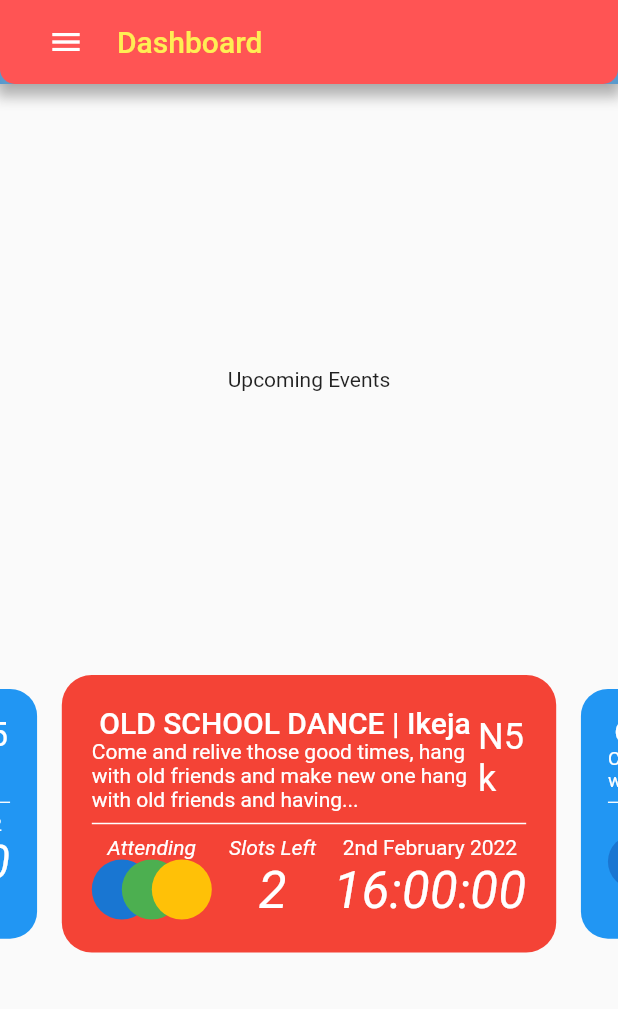
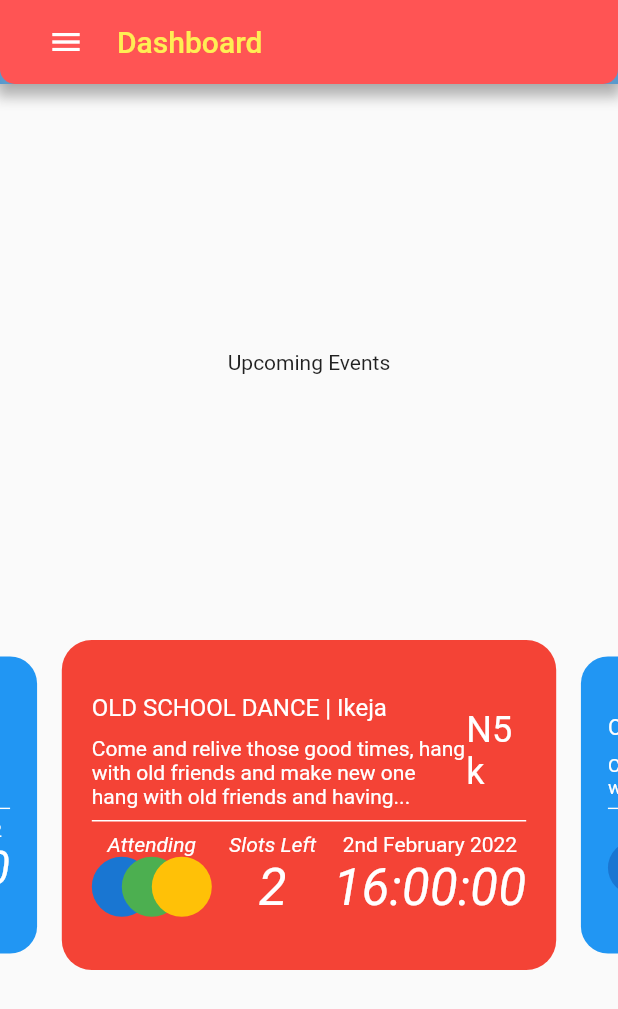
Before and after one commit to EniRox001/birddie, a Flutter app: the screen it shows after launch, on a phone screen of 412 x 824 dp. Shown: the top 1009 px of the screen. Run offline on Flutter 3.47's test engine with Material 2 defaults, Android fonts, the phone set to English and light mode, and no system bars; drawn by our look-alikes of card_swiper; our stand-ins replace google_fonts, intl_phone_field.

Commit message:
updated card widget

```diff
--- a/lib/screens/dashboard.dart
+++ b/lib/screens/dashboard.dart
@@ -32,7 +32,7 @@ class _DashboardState extends State<Dashboard> {
               'Upcoming Events',
             ),
             SizedBox(
-              height: 185,
+              height: 220,
               child: Swiper(
                 itemCount: context.watch<Events>().eventsLength,
                 itemBuilder: (BuildContext context, int index) =>
--- a/lib/widgets/w_event_card.dart
+++ b/lib/widgets/w_event_card.dart
@@ -39,22 +39,29 @@ class WEventCard extends StatelessWidget {
           padding: const EdgeInsets.all(20.0),
           child: Column(
             mainAxisSize: MainAxisSize.max,
+            mainAxisAlignment: MainAxisAlignment.center,
             crossAxisAlignment: CrossAxisAlignment.stretch,
             children: <Widget>[
               Row(
-                mainAxisAlignment: MainAxisAlignment.spaceBetween,
+                mainAxisAlignment: MainAxisAlignment.spaceEvenly,
                 children: <Widget>[
                   Column(
+                    crossAxisAlignment: CrossAxisAlignment.start,
                     children: <Widget>[
-                      Text(
-                        '$title | $location',
-                        style: Theme.of(context)
-                            .textTheme
-                            .titleLarge!
-                            .copyWith(color: Colors.white),
+                      SizedBox(
+                        child: Text(
+                          '$title | $location',
+                          style: Theme.of(context)
+                              .textTheme
+                              .titleMedium!
+                              .copyWith(color: Colors.white),
+                        ),
                       ),
                       SizedBox(
-                        width: MediaQuery.of(context).size.width / 1.6,
+                        height: 10.0,
+                      ),
+                      SizedBox(
+                        width: MediaQuery.of(context).size.width / 1.65,
                         child: Text(
                           description,
                           style: Theme.of(context)
@@ -66,6 +73,7 @@ class WEventCard extends StatelessWidget {
                     ],
                   ),
                   Expanded(
+                    flex: 2,
                     child: Text(
                       'N${price}k',
                       style: Theme.of(context)
```
